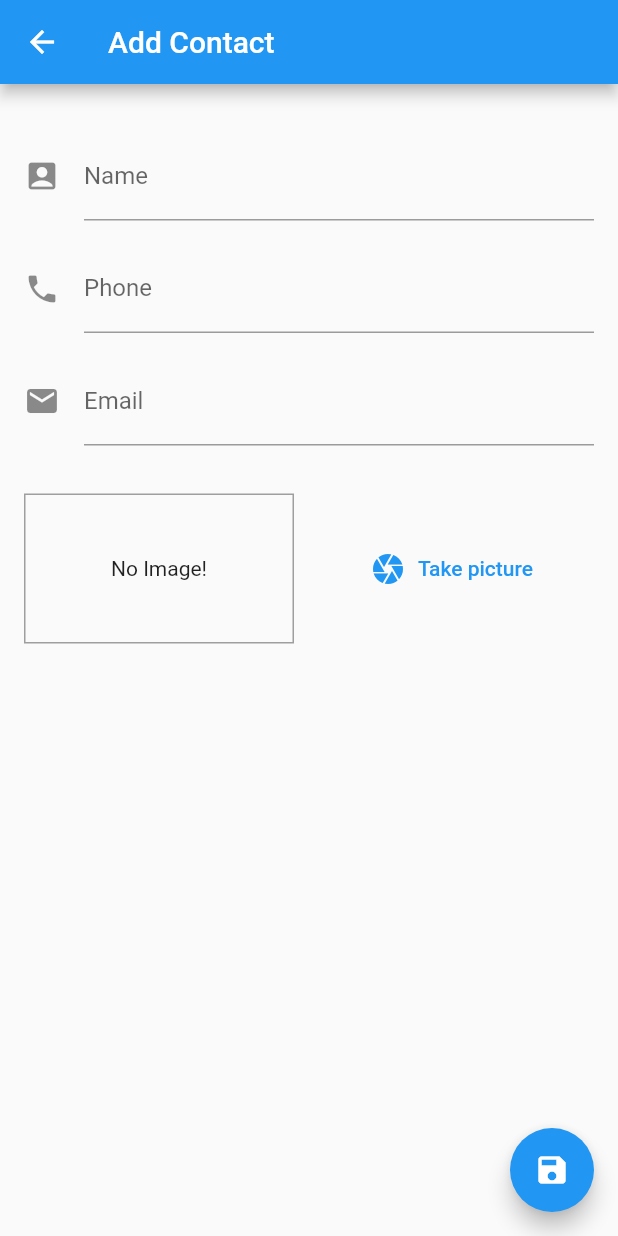
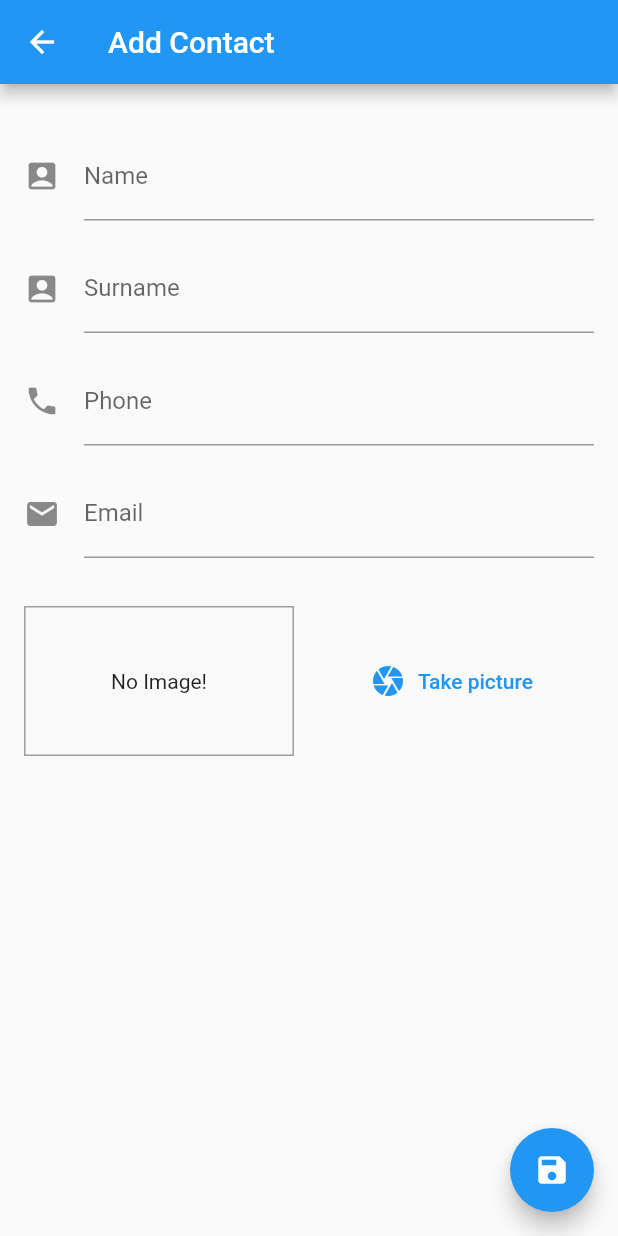
Before and after one commit to arthurmalakian/contact_list, a Flutter app: the screen it shows after launch, after a tap on the "add" icon, on a phone screen of 412 x 824 dp. Run offline on Flutter 3.47's test engine with Material 2 defaults, Android fonts, the phone set to English and light mode, and no system bars; our stand-ins replace image_picker; network calls fail.

Commit message:
chore: adicionado campo sobrenome

```diff
--- a/lib/components/contact_item.dart
+++ b/lib/components/contact_item.dart
@@ -77,7 +77,7 @@ class ContactItem extends StatelessWidget {
                     mainAxisAlignment: MainAxisAlignment.spaceBetween,
                     children: [
                       Text(
-                        contact.name.toString(),
+                        '${contact.name.toString()} ${contact.surname.toString()}',
                         style: const TextStyle(color: Colors.white),
                       ),
                       Text(contact.phone.toString(),
--- a/lib/models/contact.dart
+++ b/lib/models/contact.dart
@@ -1,6 +1,7 @@
 class Contact {
   int? id;
   String? name;
+  String? surname;
   String? email;
   String? phone;
   String? status;
@@ -9,20 +10,27 @@ class Contact {
   Contact(
       {int? id,
       String? name,
+      String? surname,
       String? email,
       String? phone,
       String? status,
       String? picUrl});
 
   Contact.empty(
-      [this.id, this.name, this.email, this.phone, this.status, this.picUrl]);
+      [this.id,
+      this.name,
+      this.surname,
+      this.email,
+      this.phone,
+      this.status,
+      this.picUrl]);
 
   static const NORMAL = "NORMAL";
   static const FAVORITO = "FAVORITO";
   static const BLOQUEADO = "BLOQUEADO";
 
   factory Contact.fromJson(Map<String, dynamic> json) {
-    return Contact.empty(json['id'], json['name'], json['email'], json['phone'],
-        json['status'], json['image_url']);
+    return Contact.empty(json['id'], json['name'], json['surname'],
+        json['email'], json['phone'], json['status'], json['image_url']);
   }
 }
--- a/lib/screens/create_form.dart
+++ b/lib/screens/create_form.dart
@@ -62,6 +62,19 @@ class _CreateForm extends State<CreateForm> {
               Padding(
                   padding: const EdgeInsets.only(top: 16),
                   child: TextFormField(
+                    initialValue: contact.surname,
+                    decoration: const InputDecoration(
+                      labelText: 'Surname',
+                      icon: Icon(Icons.account_box),
+                    ),
+                    keyboardType: TextInputType.text,
+                    onChanged: (text) {
+                      contact.surname = text;
+                    },
+                  )),
+              Padding(
+                  padding: const EdgeInsets.only(top: 16),
+                  child: TextFormField(
                     initialValue: contact.phone,
                     decoration: const InputDecoration(
                       labelText: 'Phone',
--- a/lib/screens/edit_form.dart
+++ b/lib/screens/edit_form.dart
@@ -63,6 +63,19 @@ class _EditForm extends State<EditForm> {
               Padding(
                   padding: const EdgeInsets.only(top: 16),
                   child: TextFormField(
+                    initialValue: contact.surname,
+                    decoration: const InputDecoration(
+                      labelText: 'Surname',
+                      icon: Icon(Icons.account_box),
+                    ),
+                    keyboardType: TextInputType.text,
+                    onChanged: (text) {
+                      contact.surname = text;
+                    },
+                  )),
+              Padding(
+                  padding: const EdgeInsets.only(top: 16),
+                  child: TextFormField(
                     initialValue: contact.phone,
                     decoration: const InputDecoration(
                       labelText: 'Phone',
--- a/lib/screens/show.dart
+++ b/lib/screens/show.dart
@@ -42,7 +42,7 @@ class _ContactDetails extends State<ContactDetails> {
                 Column(
                   children: [
                     Text(
-                      contact.name.toString(),
+                      '${contact.name.toString()} ${contact.surname.toString()}',
                       style: const TextStyle(color: Colors.black),
                     ),
                     InkWell(
--- a/lib/services/contacts_service.dart
+++ b/lib/services/contacts_service.dart
@@ -23,6 +23,7 @@ class ContactsService {
     var requestBody = {
       'id': contact.id,
       'name': contact.name,
+      'surname': contact.surname,
       'phone': contact.phone,
       'email': contact.email,
       'status': "NORMAL",
@@ -46,6 +47,7 @@ class ContactsService {
     var requestBody = {
       'id': contact.id,
       'name': contact.name,
+      'surname': contact.surname,
       'phone': contact.phone,
       'email': contact.email,
       'status': contact.status,
```
